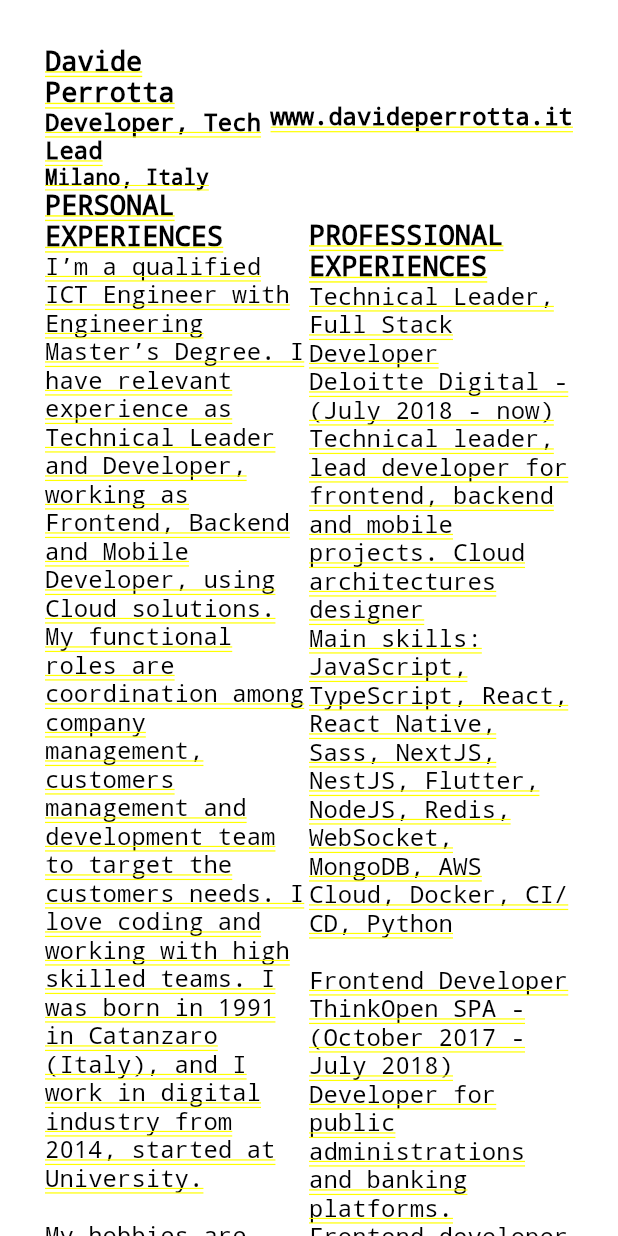
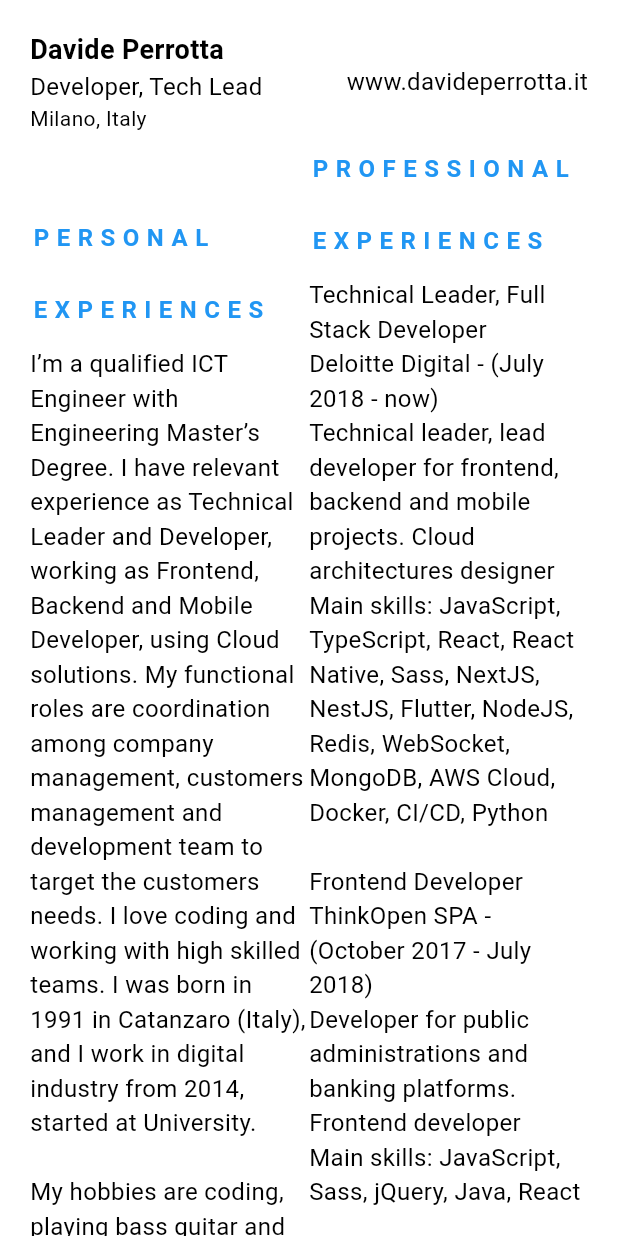
Before and after one commit to davideperrotta/resume_app, a Flutter app: the screen it shows after launch, on a phone screen of 412 x 824 dp. Run offline on Flutter 3.47's test engine with Material 3 defaults, Android fonts, the light colour scheme and no system bars.

Commit message:
improve style

```diff
--- a/lib/main.dart
+++ b/lib/main.dart
@@ -11,23 +11,37 @@
   @override
   Widget build(BuildContext context) {
     return MaterialApp(
-      title: 'Flutter Demo',
+      title: 'Resume App - Davide Perrotta',
       theme: ThemeData(
         colorScheme: ColorScheme.fromSeed(seedColor: Colors.black),
         useMaterial3: true,
       ),
-      home: SingleChildScrollView(child: CustomComponent()),
+      home: Material(
+          color: Colors.transparent,
+          child: SingleChildScrollView(child: CustomComponent())),
     );
   }
 }
 
 class CustomComponent extends StatelessWidget {
   final containerWidth = 500.0;
+
+  TextStyle titleStyle = TextStyle(
+    fontSize: 16.0,
+    fontWeight: FontWeight.bold,
+    color: Colors.blue,
+    letterSpacing: 5,
+    height: 3,
+  );
+
+  TextStyle descriptionStyle = TextStyle(
+      fontSize: 16.0, fontWeight: FontWeight.normal, color: Colors.black);
+
   @override
   Widget build(BuildContext context) {
     return Container(
         width: double.infinity,
-        padding: EdgeInsets.all(30.0),
+        padding: EdgeInsets.all(20.0),
         color: Colors.white,
         child: Column(children: [
           Row(
@@ -87,32 +101,23 @@
               ),
             ],
           ),
-          Row(mainAxisAlignment: MainAxisAlignment.start, children: [
+          Row(mainAxisAlignment: MainAxisAlignment.spaceEvenly, children: [
             Expanded(
                 child: Column(children: [
               Text(
                 'PERSONAL EXPERIENCES',
-                style: TextStyle(
-                    fontSize: 18.0,
-                    fontWeight: FontWeight.bold,
-                    color: Colors.black),
+                style: titleStyle,
               ),
               Container(
                 width: containerWidth,
                 child: Text(
                   'I’m a qualified ICT Engineer with Engineering Master’s Degree. I have relevant experience as Technical Leader and Developer, working as Frontend, Backend and Mobile Developer, using Cloud solutions. My functional roles are coordination among company management, customers management and development team to target the customers needs. I love coding and working with high skilled teams. I was born in 1991 in Catanzaro (Italy), and I work in digital industry from 2014, started at University. \n\nMy hobbies are coding, playing bass guitar and electric guitar in a band, doing some sports like running, mountain biking, kayaking, and reading books.',
-                  style: TextStyle(
-                      fontSize: 16.0,
-                      fontWeight: FontWeight.normal,
-                      color: Colors.black),
+                  style: descriptionStyle,
                 ),
               ),
               Text(
                 'SKILLS',
-                style: TextStyle(
-                    fontSize: 18.0,
-                    fontWeight: FontWeight.bold,
-                    color: Colors.black),
+                style: titleStyle,
               ),
               Container(
                 width: containerWidth,
@@ -122,18 +127,12 @@
                       '- Database Development\n' +
                       '- Technical management\n' +
                       '- Training\n',
-                  style: TextStyle(
-                      fontSize: 16.0,
-                      fontWeight: FontWeight.normal,
-                      color: Colors.black),
+                  style: descriptionStyle,
                 ),
               ),
               Text(
                 'RELEVANT EXPERIENCES',
-                style: TextStyle(
-                    fontSize: 18.0,
-                    fontWeight: FontWeight.bold,
-                    color: Colors.black),
+                style: titleStyle,
               ),
               Container(
                 width: containerWidth,
@@ -145,10 +144,7 @@
                       '- Design and development of Cloud infrastructure solutions on AWS\n' +
                       '- Coordination of the development team and trainer for junior and middle resources of the team\n' +
                       '- Analysis of customer requirements, drafting of technical solutions and cost estimates\n',
-                  style: TextStyle(
-                      fontSize: 16.0,
-                      fontWeight: FontWeight.normal,
-                      color: Colors.black),
+                  style: descriptionStyle,
                 ),
               ),
             ])),
@@ -157,73 +153,49 @@
               children: [
                 Text(
                   'PROFESSIONAL EXPERIENCES',
-                  style: TextStyle(
-                      fontSize: 18.0,
-                      fontWeight: FontWeight.bold,
-                      color: Colors.black),
+                  style: titleStyle,
                 ),
                 Container(
                   width: containerWidth,
                   child: Text(
                     'Technical Leader, Full Stack Developer\nDeloitte Digital - (July 2018 - now) \nTechnical leader, lead developer for frontend, backend and mobile projects. Cloud architectures designer \nMain skills: JavaScript, TypeScript, React, React Native, Sass, NextJS, NestJS, Flutter, NodeJS, Redis, WebSocket, MongoDB, AWS Cloud, Docker, CI/CD, Python\n',
-                    style: TextStyle(
-                        fontSize: 16.0,
-                        fontWeight: FontWeight.normal,
-                        color: Colors.black),
+                    style: descriptionStyle,
                   ),
                 ),
                 Container(
                   width: containerWidth,
                   child: Text(
                     'Frontend Developer \nThinkOpen SPA - (October 2017 - July 2018) \nDeveloper for public administrations and banking platforms. Frontend developer \nMain skills: JavaScript, Sass, jQuery, Java, React\n',
-                    style: TextStyle(
-                        fontSize: 16.0,
-                        fontWeight: FontWeight.normal,
-                        color: Colors.black),
+                    style: descriptionStyle,
                   ),
                 ),
                 Container(
                   width: containerWidth,
                   child: Text(
                     'Full Stack Developer \nFreelance for web agencies - (March 2015 - April 2017) \nBackend and Frontend developer for e-commerce platforms. \nMain skills: PHP, Apache, Linux, MySQL, WordPress and others PHP based CMS\n',
-                    style: TextStyle(
-                        fontSize: 16.0,
-                        fontWeight: FontWeight.normal,
-                        color: Colors.black),
+                    style: descriptionStyle,
                   ),
                 ),
                 Text(
                   'TRAINING',
-                  style: TextStyle(
-                      fontSize: 18.0,
-                      fontWeight: FontWeight.bold,
-                      color: Colors.black),
+                  style: titleStyle,
                 ),
                 Container(
                   width: containerWidth,
                   child: Text(
                     'Politecnico di Milano, 2023 \nState exam for qualification of ICT Engineer \n\nUniversità Magna Graecia di Catanzaro, 2017 \nMaster’s Degree in Biomedical Engineering, 106/110 \n\nUniversità Magna Graecia di Catanzaro, 2015 \nBachelor Degree in Computer and Biomedical Engineering, 86/110 \n\nScientific High School Luigi Siciliani, Catanzaro, 2005 - 2010\n',
-                    style: TextStyle(
-                        fontSize: 16.0,
-                        fontWeight: FontWeight.normal,
-                        color: Colors.black),
+                    style: descriptionStyle,
                   ),
                 ),
                 Text(
                   'CERTIFICATIONS',
-                  style: TextStyle(
-                      fontSize: 18.0,
-                      fontWeight: FontWeight.bold,
-                      color: Colors.black),
+                  style: titleStyle,
                 ),
                 Container(
                   width: containerWidth,
                   child: Text(
                     '- AWS Cloud Practitioner \n- Adobe Experience Manager Sites Developer \n- Salesforce AI Associate \n- Business English Level 10/10 by Learnship\n',
-                    style: TextStyle(
-                        fontSize: 16.0,
-                        fontWeight: FontWeight.normal,
-                        color: Colors.black),
+                    style: descriptionStyle,
                   ),
                 ),
               ],
```
